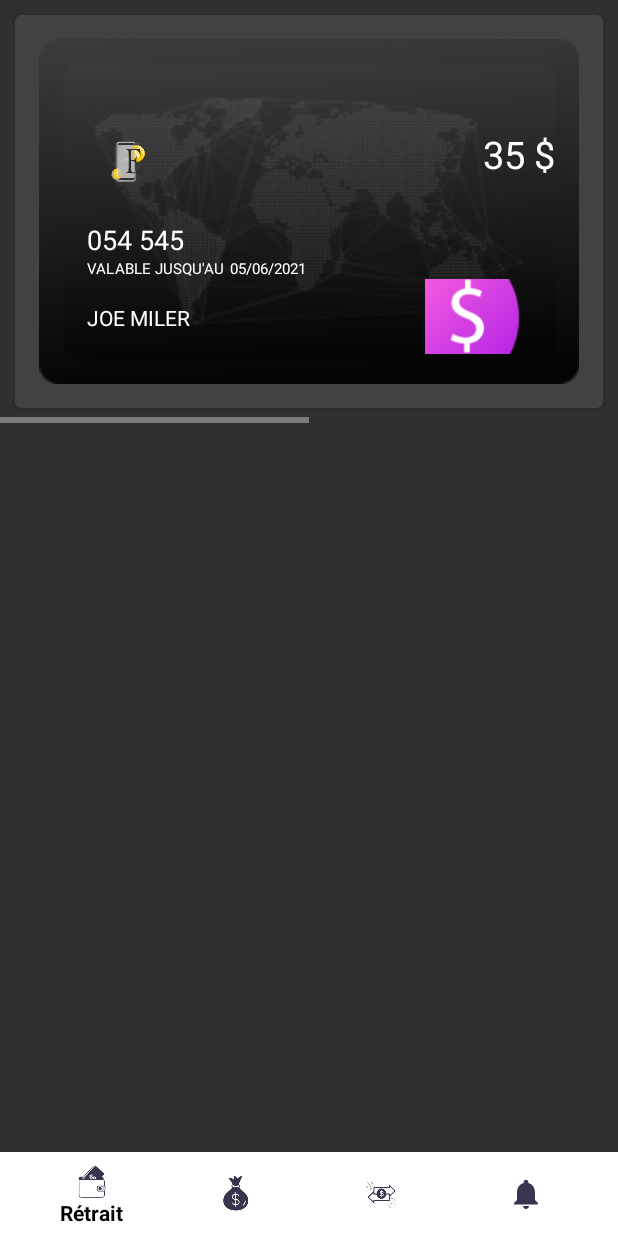
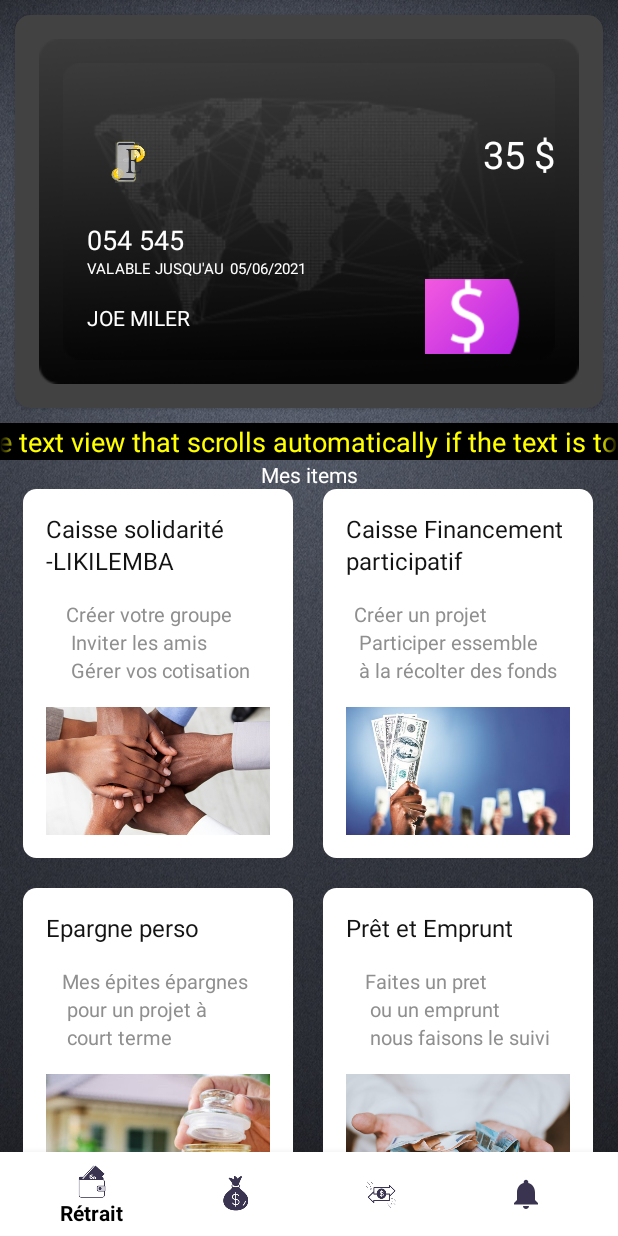
Before and after one commit to andymub/E-likilimba, an Android app: the BoardActivity screen opened directly, with no data from a screen before it, on a phone screen of 412 x 824 dp. Run offline under Robolectric (Android 15) with nearby library versions, the phone set to English and light mode, and no system bars; plain views replace RecyclerView.

Commit message:
Design login and dashboard 3

```diff
--- a/app/src/main/java/com/e_likilimba/BoardActivity.java
+++ b/app/src/main/java/com/e_likilimba/BoardActivity.java
@@ -10,6 +10,7 @@ import android.content.Intent;
 import android.os.Build;
 import android.os.Bundle;
 import android.view.MenuItem;
+import android.widget.TextView;
 
 import com.e_likilimba.Adapter.CardAdapter;
 import com.e_likilimba.Objet.CardData;
@@ -25,6 +26,7 @@ public class BoardActivity extends AppCompatActivity {
     private RecyclerView recyclerView;
     private CardAdapter cardAdapter;
     private List cardDataList = new ArrayList<>();
+    private TextView txtScrowllMessage;
     BottomNavigationView bottomNavigation;
 
     @TargetApi(Build.VERSION_CODES.O)
@@ -33,6 +35,7 @@ public class BoardActivity extends AppCompatActivity {
         super.onCreate(savedInstanceState);
         setContentView(R.layout.activity_board);
         bottomNavigation=findViewById(R.id.bottom_navigation);
+        findViewById(R.id.txtDefillante).setSelected(true);
         bottomNavigation.setOnNavigationItemSelectedListener(navigationItemSelectedListener);
         recyclerView = findViewById(R.id.recycler_view);
         cardAdapter = new CardAdapter(cardDataList,BoardActivity.this);
@@ -40,6 +43,7 @@ public class BoardActivity extends AppCompatActivity {
         recyclerView.setLayoutManager(manager);
         recyclerView.setAdapter(cardAdapter);
         cardDataPrepare();
+
     }
 
     private void cardDataPrepare() {
--- /dev/null
+++ b/app/src/main/java/com/e_likilimba/retraitActivity.java
@@ -0,0 +1,14 @@
+package com.e_likilimba;
+
+import androidx.appcompat.app.AppCompatActivity;
+
+import android.os.Bundle;
+
+public class retraitActivity extends AppCompatActivity {
+
+    @Override
+    protected void onCreate(Bundle savedInstanceState) {
+        super.onCreate(savedInstanceState);
+        setContentView(R.layout.activity_retrait);
+    }
+}
--- /dev/null
+++ b/app/src/main/res/drawable/roundedbutton.xml
@@ -0,0 +1,8 @@
+<?xml version="1.0" encoding="utf-8"?>
+<selector xmlns:android="http://schemas.android.com/apk/res/android">
+    <item>
+        <shape android:shape="rectangle">
+            <stroke android:width="2dp" android:color="#F8F816"/>
+        </shape>
+    </item>
+</selector>
--- a/app/src/main/res/layout/activity_board.xml
+++ b/app/src/main/res/layout/activity_board.xml
@@ -4,20 +4,46 @@
     xmlns:tools="http://schemas.android.com/tools"
     android:layout_width="match_parent"
     android:layout_height="match_parent"
-    app:layout_behavior = "@string/appbar_scrolling_view_behavior"
-    tools:showIn = "@layout/activity_board"
+    android:background="@drawable/surface_gray_dark_light_shadow_18440_800x1200"
+    app:layout_behavior="@string/appbar_scrolling_view_behavior"
     tools:context=".BoardActivity">
-<!--    <androidx.support.v7.widget.RecyclerView-->
+    <!--    <androidx.support.v7.widget.RecyclerView-->
     <androidx.recyclerview.widget.RecyclerView
-        android:id = "@+id/recycler_view"
-        android:layout_width = "match_parent"
-        android:layout_height = "wrap_content"
-        android:scrollbars = "horizontal" />
+        android:id="@+id/recycler_view"
+        android:layout_width="match_parent"
+        android:layout_height="wrap_content"
+        android:scrollbars="horizontal" />
+
+    <TextView
+        android:id="@+id/txtDefillante"
+        android:layout_width="match_parent"
+        android:layout_height="wrap_content"
+        android:layout_below="@+id/recycler_view"
+        android:background="@color/design_default_color_on_secondary"
+        android:ellipsize="marquee"
+        android:focusable="true"
+        android:focusableInTouchMode="true"
+        android:marqueeRepeatLimit="marquee_forever"
+        android:scrollHorizontally="true"
+        android:singleLine="true"
+        android:text="Single-line text view that scrolls automatically if the text is too long to fit in the widget"
+        android:textColor="#FFFF00"
+        android:textSize="18sp">
+
+    </TextView>
+
+    <include
+        layout="@layout/items"
+        android:layout_width="wrap_content"
+        android:layout_height="wrap_content"
+        android:layout_below="@+id/txtDefillante">
+
+    </include>
+
     <FrameLayout
+        android:id="@+id/container"
         android:layout_width="match_parent"
-        android:layout_height="match_parent"
-        android:id="@+id/container"
-        >
+        android:layout_height="match_parent">
         <!-- Main content -->
         <com.google.android.material.bottomnavigation.BottomNavigationView
             android:id="@+id/bottom_navigation"
--- /dev/null
+++ b/app/src/main/res/layout/activity_retrait.xml
@@ -0,0 +1,34 @@
+<?xml version="1.0" encoding="utf-8"?>
+<RelativeLayout xmlns:android="http://schemas.android.com/apk/res/android"
+    xmlns:app="http://schemas.android.com/apk/res-auto"
+    xmlns:tools="http://schemas.android.com/tools"
+    android:layout_width="match_parent"
+    android:layout_height="match_parent"
+    android:background="@drawable/surface_gray_dark_light_shadow_18440_800x1200"
+    tools:context=".retraitActivity">
+
+    <LinearLayout
+        android:id="@+id/linearTransfOne"
+        android:layout_width="match_parent"
+        android:layout_height="wrap_content"
+        android:gravity="center|clip_vertical"
+        android:orientation="horizontal">
+
+        <TextView
+            android:id="@+id/textView"
+            android:layout_width="wrap_content"
+            android:layout_height="wrap_content"
+            android:layout_weight="1"
+            android:gravity="center"
+            android:text="Retrait"
+            android:textColor="#FCFFFFFF"
+            android:textSize="@dimen/header_text" />
+
+        <ImageView
+            android:id="@+id/imageView"
+            android:layout_width="134dp"
+            android:layout_height="50dp"
+            android:layout_gravity="right"
+            app:srcCompat="@drawable/ic_action_name" />
+    </LinearLayout>
+</RelativeLayout>
--- a/app/src/main/res/layout/activity_transfert.xml
+++ b/app/src/main/res/layout/activity_transfert.xml
@@ -4,7 +4,7 @@
     xmlns:tools="http://schemas.android.com/tools"
     android:layout_width="match_parent"
     android:layout_height="match_parent"
-    android:background="@color/intro_description_color"
+    android:background="@drawable/surface_gray_dark_light_shadow_18440_800x1200"
     tools:context=".TransfertActivity">
 
     <LinearLayout
@@ -35,8 +35,55 @@
     <View
         android:id="@+id/viewLine"
         android:layout_width="wrap_content"
-        android:layout_height="1dp"
+        android:layout_height="2dp"
         android:layout_below="@+id/linearTransfOne"
+        android:layout_marginLeft="10dp"
+        android:layout_marginRight="10dp"
+        android:background="@android:color/black" />
+
+    <TextView
+        android:id="@+id/txtTypedeTransfert"
+        android:layout_width="match_parent"
+        android:layout_height="wrap_content"
+        android:layout_below="@+id/viewLine"
+        android:layout_marginLeft="5dp"
+        android:text="Type transfert"
+        android:textColor="@color/CTA_text" />
+
+    <LinearLayout
+        android:id="@+id/typedetransfert"
+        android:layout_width="match_parent"
+        android:layout_height="wrap_content"
+        android:layout_below="@+id/txtTypedeTransfert"
+        android:layout_marginLeft="5dp"
+        android:layout_marginRight="5dp"
+        android:background="@drawable/roundedbutton"
+        android:gravity="center"
+        android:orientation="horizontal">
+
+        <RadioGroup
+            android:layout_width="match_parent"
+            android:layout_height="match_parent">
+
+            <RadioButton
+                android:id="@+id/radioButton"
+                android:layout_width="match_parent"
+                android:layout_height="wrap_content"
+                android:text="Conversion  des dévises" />
+
+            <RadioButton
+                android:id="@+id/radioButton2"
+                android:layout_width="match_parent"
+                android:layout_height="wrap_content"
+                android:text="Envoie d'argent" />
+        </RadioGroup>
+    </LinearLayout>
+
+    <View
+        android:id="@+id/viewLine2"
+        android:layout_width="wrap_content"
+        android:layout_height="2dp"
+        android:layout_below="@+id/typedetransfert"
         android:layout_marginLeft="10dp"
         android:layout_marginRight="10dp"
         android:background="@android:color/black" />
@@ -44,7 +91,7 @@
     <LinearLayout
         android:layout_width="match_parent"
         android:layout_height="match_parent"
-        android:layout_below="@+id/viewLine"
+        android:layout_below="@+id/viewLine2"
         android:layout_marginLeft="5dp"
         android:layout_marginTop="10dp"
         android:gravity="center|top"
@@ -118,7 +165,7 @@
             android:layout_marginRight="10dp"
             android:gravity="end"
             android:text="Compte de Mr xxxxx"
-            android:textColor="#7C4DFF" />
+            android:textColor="#40C4FF" />
 
         <TextView
             android:id="@+id/textView9"
@@ -150,7 +197,7 @@
                 android:layout_weight="1"
                 android:gravity="end"
                 android:text="Coût de transfert : 0.4$"
-                android:textColor="#7C4DFF" />
+                android:textColor="#40C4FF" />
 
             <TextView
                 android:id="@+id/textView8"
@@ -160,7 +207,7 @@
                 android:layout_weight="1"
                 android:gravity="end"
                 android:text="Coût Total : ...$"
-                android:textColor="#EB1B55" />
+                android:textColor="#E77E9C" />
         </LinearLayout>
 
         <TextView
--- a/app/src/main/res/layout/card_list_row.xml
+++ b/app/src/main/res/layout/card_list_row.xml
@@ -7,7 +7,7 @@
     android:layout_height="wrap_content"
     android:layout_margin="10dp"
 
-    card_view:cardCornerRadius="4dp">
+    card_view:cardCornerRadius="10dp">
 
     <RelativeLayout
         android:id="@+id/rl_card"
@@ -18,7 +18,7 @@
         android:padding="@dimen/activity_horizontal_margin">
 
         <LinearLayout
-            android:id = "@+id/parent"
+            android:id="@+id/parent"
             android:layout_width="match_parent"
             android:layout_height="match_parent"
             android:background="@drawable/ic_card_bg"
--- /dev/null
+++ b/app/src/main/res/layout/items.xml
@@ -0,0 +1,287 @@
+<RelativeLayout xmlns:android="http://schemas.android.com/apk/res/android"
+    xmlns:app="http://schemas.android.com/apk/res-auto"
+    xmlns:tools="http://schemas.android.com/tools"
+    android:layout_width="wrap_content"
+    android:layout_height="wrap_content"
+    tools:context=".retraitActivity">
+
+    <ScrollView
+        android:layout_width="wrap_content"
+        android:layout_height="wrap_content">
+
+        <LinearLayout
+            android:layout_width="match_parent"
+            android:layout_height="wrap_content"
+            android:orientation="vertical">
+
+            <TextView
+                android:id="@+id/textView3"
+                android:layout_width="match_parent"
+                android:layout_height="wrap_content"
+                android:gravity="center"
+                android:text="Mes items"
+                android:textColor="@color/card_text_color" />
+
+            <HorizontalScrollView
+                android:id="@+id/cardview"
+                android:layout_width="match_parent"
+                android:layout_height="match_parent"
+                android:layout_alignParentBottom="true"
+                android:scrollbars="none">
+
+
+                <LinearLayout
+                    android:layout_width="wrap_content"
+                    android:layout_height="match_parent"
+                    android:orientation="vertical">
+
+                    <LinearLayout
+                        android:layout_width="match_parent"
+                        android:layout_height="match_parent"
+                        android:layout_gravity="bottom"
+                        android:gravity="bottom">
+
+                        <androidx.cardview.widget.CardView
+                            android:layout_width="180dp"
+
+                            android:layout_height="245.9dp"
+                            android:layout_marginStart="15.4dp"
+                            android:layout_marginLeft="15.4dp"
+                            android:layout_marginEnd="10dp"
+                            android:layout_marginRight="10dp"
+
+                            android:layout_marginBottom="20dp"
+                            android:elevation="0dp"
+                            app:cardCornerRadius="9dp"
+                            app:cardElevation="0dp">
+
+                            <LinearLayout
+                                android:layout_width="match_parent"
+                                android:layout_height="wrap_content"
+                                android:background="@color/design_default_color_background"
+                                android:orientation="vertical">
+
+
+                                <TextView
+                                    android:layout_width="wrap_content"
+                                    android:layout_height="wrap_content"
+                                    android:layout_marginStart="15.4dp"
+                                    android:layout_marginLeft="15.4dp"
+                                    android:layout_marginTop="15.4dp"
+                                    android:lineSpacingExtra="2.8sp"
+                                    android:text="Caisse solidarité -LIKILEMBA"
+                                    android:textColor="#131314"
+                                    android:textSize="16.2sp" />
+
+                                <TextView
+                                    android:layout_width="wrap_content"
+                                    android:layout_height="wrap_content"
+                                    android:layout_gravity="center"
+                                    android:layout_marginLeft="15.4dp"
+                                    android:layout_marginTop="15.4dp"
+                                    android:layout_marginRight="15.4dp"
+                                    android:lineSpacingExtra="2.6sp"
+                                    android:text="Créer votre groupe \n Inviter les amis \n Gérer vos cotisation"
+                                    android:textColor="#8f8f8f"
+                                    android:textSize="13.4sp" />
+
+                                <ImageView
+                                    android:layout_width="wrap_content"
+                                    android:layout_height="wrap_content"
+                                    android:layout_margin="15.4dp"
+                                    android:scaleType="centerCrop"
+                                    app:srcCompat="@drawable/caisse_social_e_likilimba_rdc" />
+
+
+                            </LinearLayout>
+
+
+                        </androidx.cardview.widget.CardView>
+
+                        <androidx.cardview.widget.CardView
+                            android:layout_width="180dp"
+
+                            android:layout_height="245.9dp"
+                            android:layout_marginStart="10dp"
+                            android:layout_marginLeft="10dp"
+                            android:layout_marginEnd="16.8dp"
+                            android:layout_marginRight="16.8dp"
+
+                            android:layout_marginBottom="20dp"
+                            android:elevation="0dp"
+                            app:cardCornerRadius="9dp"
+                            app:cardElevation="0dp">
+
+                            <LinearLayout
+                                android:layout_width="match_parent"
+                                android:layout_height="wrap_content"
+                                android:background="@color/design_default_color_background"
+                                android:orientation="vertical">
+
+
+                                <TextView
+                                    android:layout_width="wrap_content"
+                                    android:layout_height="wrap_content"
+                                    android:layout_marginStart="15.4dp"
+                                    android:layout_marginLeft="15.4dp"
+                                    android:layout_marginTop="15.4dp"
+                                    android:lineSpacingExtra="2.8sp"
+                                    android:text="Caisse Financement participatif"
+                                    android:textColor="#131314"
+                                    android:textSize="16.2sp" />
+
+                                <TextView
+                                    android:layout_width="wrap_content"
+                                    android:layout_height="wrap_content"
+                                    android:layout_gravity="center"
+                                    android:layout_marginLeft="15.4dp"
+                                    android:layout_marginTop="15.4dp"
+                                    android:layout_marginRight="15.4dp"
+                                    android:lineSpacingExtra="2.6sp"
+                                    android:text="Créer un projet \n Participer essemble \n à la récolter des fonds "
+                                    android:textColor="#8f8f8f"
+                                    android:textSize="13.4sp" />
+
+                                <ImageView
+                                    android:layout_width="wrap_content"
+                                    android:layout_height="wrap_content"
+                                    android:layout_margin="15.4dp"
+                                    android:scaleType="centerCrop"
+                                    app:srcCompat="@drawable/crowdfunding_e_likilimba" />
+
+
+                            </LinearLayout>
+
+
+                        </androidx.cardview.widget.CardView>
+
+                    </LinearLayout>
+
+                    <LinearLayout
+                        android:layout_width="wrap_content"
+                        android:layout_height="wrap_content"
+                        android:layout_gravity="bottom"
+                        android:gravity="bottom">
+
+                        <androidx.cardview.widget.CardView
+                            android:layout_width="180dp"
+
+                            android:layout_height="245.9dp"
+                            android:layout_marginStart="15.4dp"
+                            android:layout_marginLeft="15.4dp"
+                            android:layout_marginEnd="10dp"
+                            android:layout_marginRight="10dp"
+
+                            android:layout_marginBottom="60dp"
+                            android:elevation="0dp"
+                            app:cardCornerRadius="9dp"
+                            app:cardElevation="0dp">
+
+                            <LinearLayout
+                                android:layout_width="match_parent"
+                                android:layout_height="wrap_content"
+                                android:background="@color/design_default_color_background"
+                                android:orientation="vertical">
+
+
+                                <TextView
+                                    android:layout_width="wrap_content"
+                                    android:layout_height="wrap_content"
+                                    android:layout_marginStart="15.4dp"
+                                    android:layout_marginLeft="15.4dp"
+                                    android:layout_marginTop="15.4dp"
+                                    android:lineSpacingExtra="2.8sp"
+                                    android:text="Epargne perso "
+                                    android:textColor="#131314"
+                                    android:textSize="16.2sp" />
+
+                                <TextView
+                                    android:layout_width="wrap_content"
+                                    android:layout_height="wrap_content"
+                                    android:layout_gravity="center"
+                                    android:layout_marginLeft="15.4dp"
+                                    android:layout_marginTop="15.4dp"
+                                    android:layout_marginRight="15.4dp"
+                                    android:lineSpacingExtra="2.6sp"
+                                    android:text="Mes épites épargnes \n pour un projet à \n court terme"
+                                    android:textColor="#8f8f8f"
+                                    android:textSize="13.4sp" />
+
+                                <ImageView
+                                    android:layout_width="wrap_content"
+                                    android:layout_height="wrap_content"
+                                    android:layout_margin="15.4dp"
+                                    android:scaleType="centerCrop"
+                                    app:srcCompat="@drawable/epargne_e_likilimba" />
+
+
+                            </LinearLayout>
+
+
+                        </androidx.cardview.widget.CardView>
+
+                        <androidx.cardview.widget.CardView
+                            android:layout_width="180dp"
+
+                            android:layout_height="245.9dp"
+                            android:layout_marginStart="10dp"
+                            android:layout_marginLeft="10dp"
+                            android:layout_marginEnd="16.8dp"
+                            android:layout_marginRight="16.8dp"
+
+                            android:layout_marginBottom="60dp"
+                            android:elevation="0dp"
+                            android:visibility="visible"
+                            app:cardCornerRadius="9dp"
+                            app:cardElevation="0dp">
+
+                            <LinearLayout
+                                android:layout_width="match_parent"
+                                android:layout_height="wrap_content"
+                                android:background="@color/design_default_color_background"
+                                android:orientation="vertical">
+
+
+                                <TextView
+                                    android:layout_width="wrap_content"
+                                    android:layout_height="wrap_content"
+                                    android:layout_marginStart="15.4dp"
+                                    android:layout_marginLeft="15.4dp"
+                                    android:layout_marginTop="15.4dp"
+                                    android:lineSpacingExtra="2.8sp"
+                                    android:text="Prêt et Emprunt"
+                                    android:textColor="#131314"
+                                    android:textSize="16.2sp" />
+
+                                <TextView
+                                    android:layout_width="wrap_content"
+                                    android:layout_height="wrap_content"
+                                    android:layout_gravity="center"
+                                    android:layout_marginLeft="15.4dp"
+                                    android:layout_marginTop="15.4dp"
+                                    android:layout_marginRight="15.4dp"
+                                    android:lineSpacingExtra="2.6sp"
+                                    android:text="Faites un pret \n ou un emprunt \n nous faisons le suivi"
+                                    android:textColor="#8f8f8f"
+                                    android:textSize="13.4sp" />
+
+                                <ImageView
+                                    android:layout_width="wrap_content"
+                                    android:layout_height="wrap_content"
+                                    android:layout_margin="15.4dp"
+                                    android:scaleType="centerCrop"
+                                    app:srcCompat="@drawable/pret_emprunt_e_likilimba" />
+
+
+                            </LinearLayout>
+
+
+                        </androidx.cardview.widget.CardView>
+
+                    </LinearLayout>
+                </LinearLayout>
+            </HorizontalScrollView>
+
+        </LinearLayout>
+    </ScrollView>
+</RelativeLayout>
```
Also changed, not shown: app/src/main/AndroidManifest.xml (+4 -3 lines), app/src/main/res/drawable/caisse_social_e_likilimba_rdc.jpg (added), app/src/main/res/drawable/crowdfunding_e_likilimba.jpg (added), app/src/main/res/drawable/epargne_e_likilimba.jpg (added), app/src/main/res/drawable/pret_emprunt_e_likilimba.jpg (added), app/src/main/res/drawable/surface_gray_dark_light_shadow_18440_800x1200.jpg (added).
